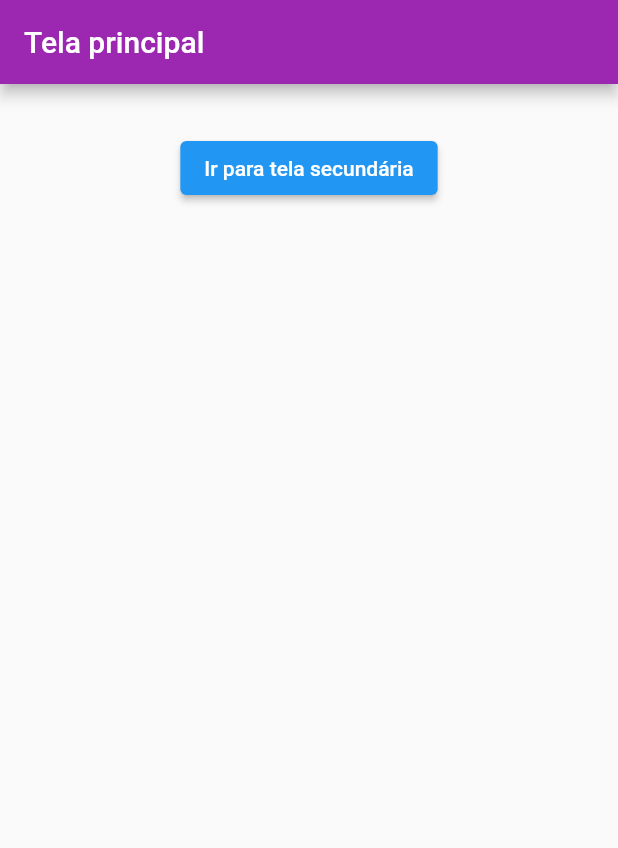
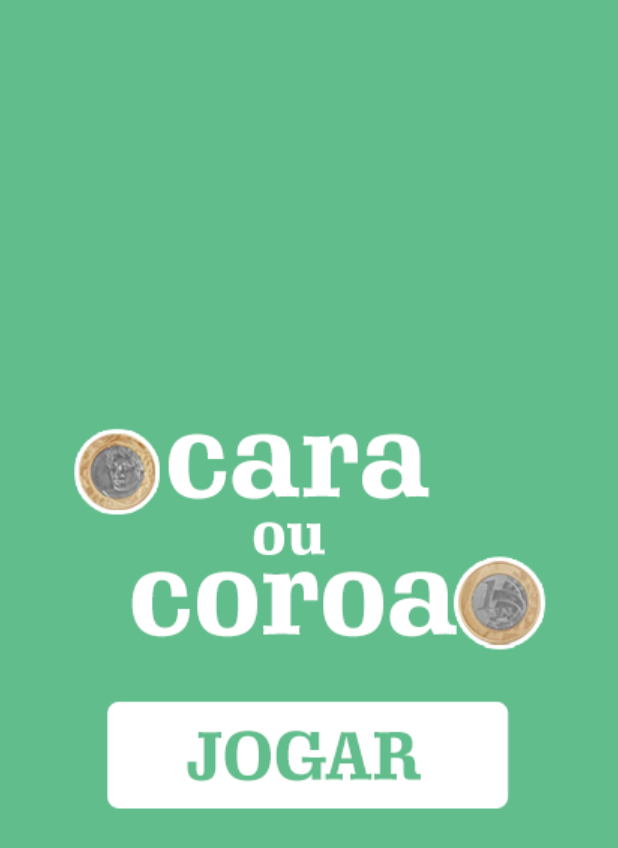
Before and after one commit to paulosales47/EstudoFlutter, a Flutter app: the screen it shows after launch, on a phone screen of 412 x 824 dp. Shown: the top 848 px of the screen. Run offline on Flutter 3.47's test engine with Material 2 defaults, Android fonts, the phone set to English and light mode, and no system bars.

Commit message:
#App5 Cara ou Coroa

```diff
--- /dev/null
+++ b/lib/cara_coroa/home.dart
@@ -0,0 +1,37 @@
+import 'dart:math';
+import 'package:flutter/cupertino.dart';
+import 'package:flutter/material.dart';
+import 'package:flutter_estudo/cara_coroa/resultado.dart';
+
+class Home extends StatelessWidget {
+  @override
+  Widget build(BuildContext context) {
+
+    void _exibirResultado(){
+      int resultadoJogo = Random().nextInt(2);
+      Navigator.push(
+          context,
+          MaterialPageRoute(
+              builder: (context) => Resultado(resultadoJogo)
+          )
+      );
+    }
+
+    return Container(
+      color: Color(0xff61bd8c),
+      child: Column(
+        mainAxisAlignment: MainAxisAlignment.center,
+        children: [
+          Image.asset("images/cara_coroa/logo.png"),
+          Padding(
+            padding: EdgeInsets.only(top: 30),
+            child: GestureDetector(
+              onTap: _exibirResultado,
+              child: Image.asset("images/cara_coroa/botao_jogar.png"),
+            ),
+          )
+        ],
+      ),
+    );
+  }
+}
--- a/lib/main.dart
+++ b/lib/main.dart
@@ -1,10 +1,10 @@
 import 'package:flutter/cupertino.dart';
 import 'package:flutter/material.dart';
-import 'package:flutter_estudo/navegacao/tela_principal.dart';
+import 'package:flutter_estudo/cara_coroa/home.dart';
 
 void main(){
   runApp(MaterialApp(
     debugShowCheckedModeBanner: false,
-    home: TelaPrincipal(),
+    home: Home(),
   ));
 }
--- a/pubspec.yaml
+++ b/pubspec.yaml
@@ -68,6 +68,11 @@ flutter:
     - images/atm_consultoria/menu_contato.png
     - images/atm_consultoria/menu_empresa.png
     - images/atm_consultoria/menu_servico.png
+    - images/cara_coroa/botao_jogar.png
+    - images/cara_coroa/botao_voltar.png
+    - images/cara_coroa/logo.png
+    - images/cara_coroa/moeda_cara.png
+    - images/cara_coroa/moeda_coroa.png
 
   # An image asset can refer to one or more resolution-specific "variants", see
   # https://flutter.dev/assets-and-images/#resolution-aware.
```
Also changed, not shown: lib/cara_coroa/resultado.dart (added, +37 -0 lines), images/cara_coroa/botao_jogar.png (added), images/cara_coroa/botao_voltar.png (added), images/cara_coroa/logo.png (added), images/cara_coroa/moeda_cara.png (added), images/cara_coroa/moeda_coroa.png (added).
